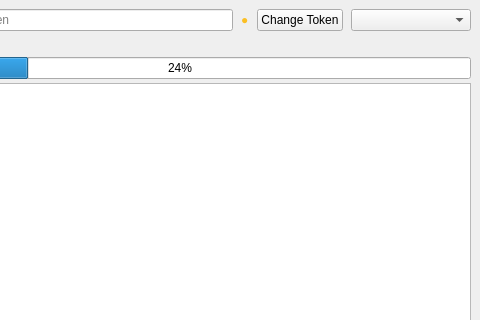
First picture: the form in app.ui, repository gekjunxu/canvas-sync, before the edit; both pictures show x 120 to 600 and y 0 to 320 of the 600 by 420 pixel window.
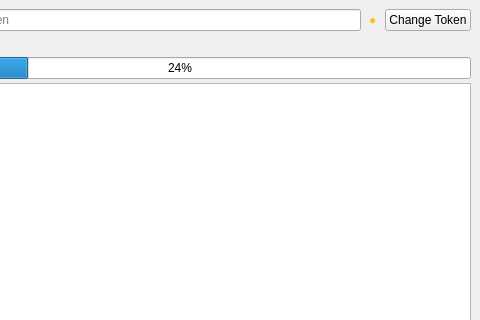
Second picture: the form after the edit. Icons and pictures are not drawn. Custom widgets are drawn as their Qt base class.

Commit message:
Revert "add light dark and system themes"
This reverts commit 9e0d394a2dad168e0dbe1f842eef050cfacd2cf1.

```diff
--- a/app.ui
+++ b/app.ui
@@ -75,16 +75,6 @@
         </property>
        </widget>
       </item>
-      <item>
-       <widget class="QComboBox" name="theme_selector">
-        <property name="minimumSize">
-         <size>
-          <width>120</width>
-          <height>0</height>
-         </size>
-        </property>
-       </widget>
-      </item>
      </layout>
     </item>
     <item>
```
The commit also changes 4 other files.
